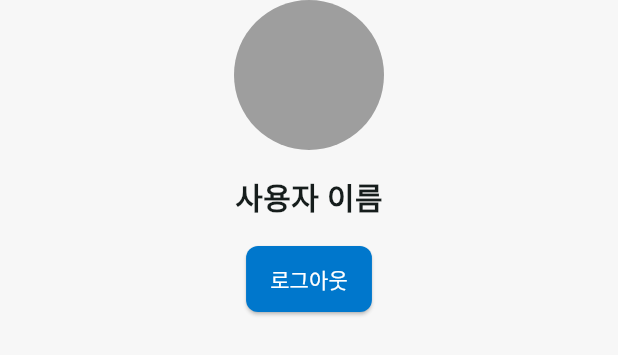
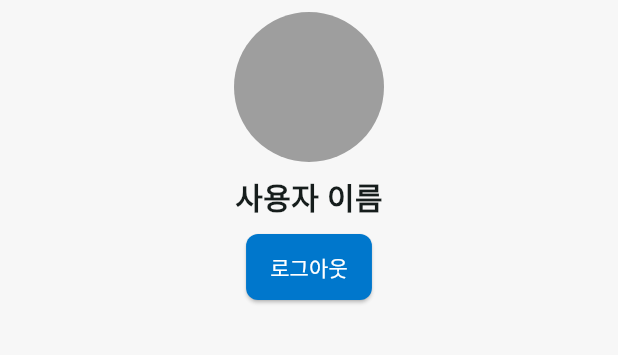
Before and after one commit to niw5924/style-board, a Flutter app: the SettingsPage widget shown alone on an empty page, opened directly, on a phone screen of 412 x 824 dp. Shown: the top 355 px of the screen. Run offline on Flutter 3.47's test engine with Material 3 defaults, Android fonts, the phone set to English and light mode, and no system bars; our stand-ins replace cloud_firestore, firebase_auth, firebase_core, flutter_bloc, freezed_annotation, google_sign_in and 1 more; missing offline and left inert: kakao_flutter_sdk; accounts and stored records are empty.

Commit message:
proj: 세팅페이지 padding 수정

```diff
--- a/lib/settings/settings_page.dart
+++ b/lib/settings/settings_page.dart
@@ -11,20 +11,19 @@ class SettingsPage extends StatelessWidget {
     final authProvider = Provider.of<AuthProvider>(context);
     final firebase_auth.User? user = authProvider.user;
 
-    return SizedBox(
+    return Container(
       width: double.infinity,
+      padding: const EdgeInsets.all(8.0),
       child: Column(
         mainAxisSize: MainAxisSize.min,
         children: [
-          // 프로필 이미지 (있으면 네트워크 이미지, 없으면 배경색)
           CircleAvatar(
             radius: 50,
             backgroundColor: Colors.grey,
             backgroundImage:
                 user?.photoURL != null ? NetworkImage(user!.photoURL!) : null,
           ),
-          const SizedBox(height: 16),
-          // 사용자 이름
+          const SizedBox(height: 8),
           Text(
             user?.displayName ?? '사용자 이름',
             style: const TextStyle(
@@ -32,8 +31,7 @@ class SettingsPage extends StatelessWidget {
               fontWeight: FontWeight.bold,
             ),
           ),
-          const SizedBox(height: 16),
-          // 로그아웃 버튼
+          const SizedBox(height: 8),
           ElevatedButton(
             onPressed: () {
               authProvider.logout();
```
